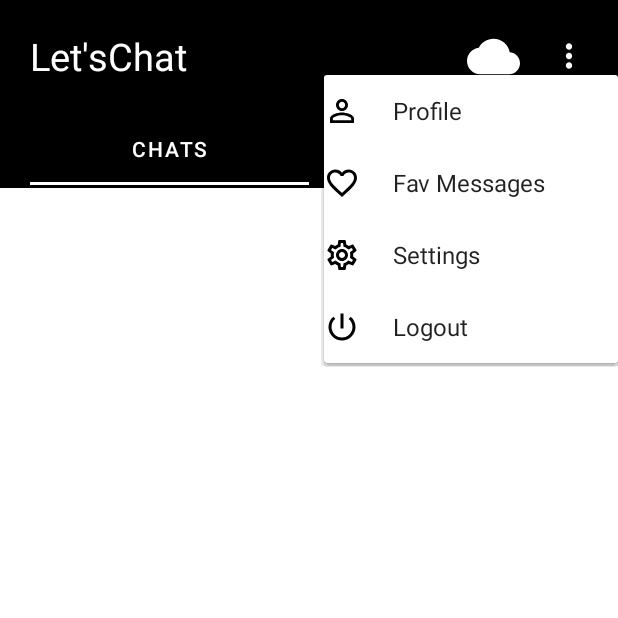
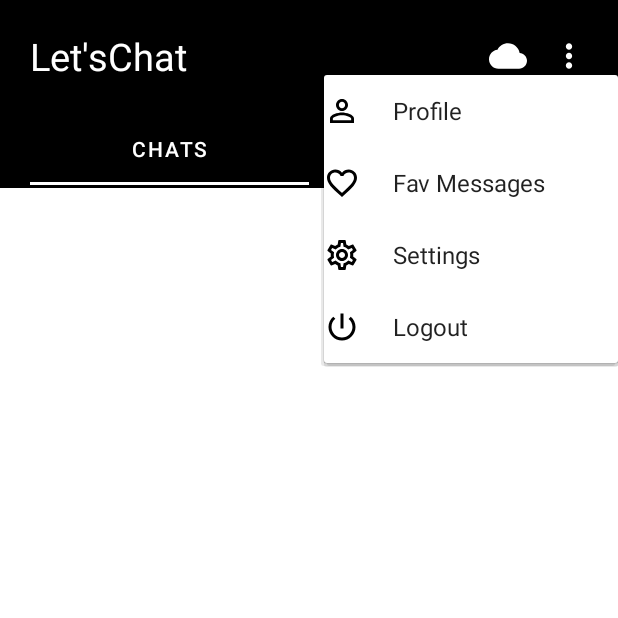
Before and after one commit to anupam2020/LetsChat, an Android app: the screen it shows after launch once a user with an empty profile is signed in (ChatActivity), after a tap on an icon or button, on a phone screen of 412 x 824 dp, the top half of it. Run offline under Robolectric (Android 15) with nearby library versions, the phone set to English and light mode, and no system bars; our stand-ins replace CircleImageView, Firebase (no records; nobody signed in at launch, a user with empty details on screens opened directly), Volley; libraries missing offline, so code that uses them is left out: com.pranavpandey.android; network calls fail.

Commit message:
Bugs Fixed!

```diff
--- a/app/src/main/res/layout/activity_chat.xml
+++ b/app/src/main/res/layout/activity_chat.xml
@@ -31,10 +31,10 @@
                 android:textSize="25sp" />
 
             <ImageView
-                android:layout_width="35dp"
-                android:layout_height="35sp"
+                android:layout_width="25dp"
+                android:layout_height="25sp"
                 android:layout_centerVertical="true"
-                android:layout_marginRight="20dp"
+                android:layout_marginRight="15dp"
                 android:layout_toLeftOf="@id/chatMore"
                 android:src="@drawable/ic_baseline_cloud_24"
                 app:tint="@color/white"
```
Also changed, not shown: app/src/main/java/com/sbdev/letschat/UserAdapter.java (+10 -0 lines).
